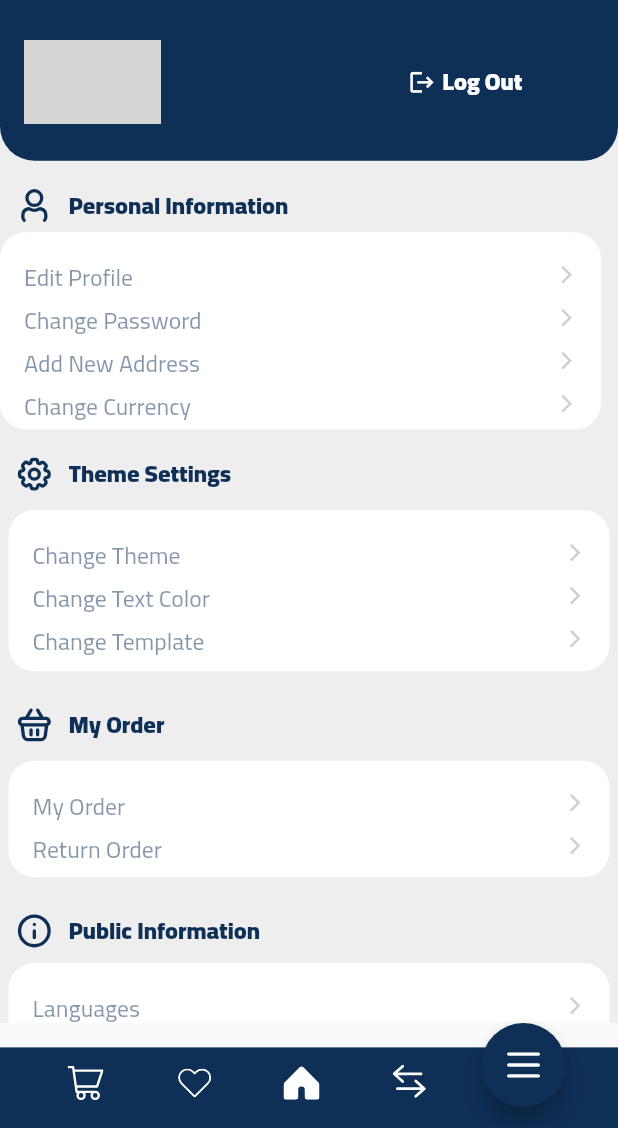
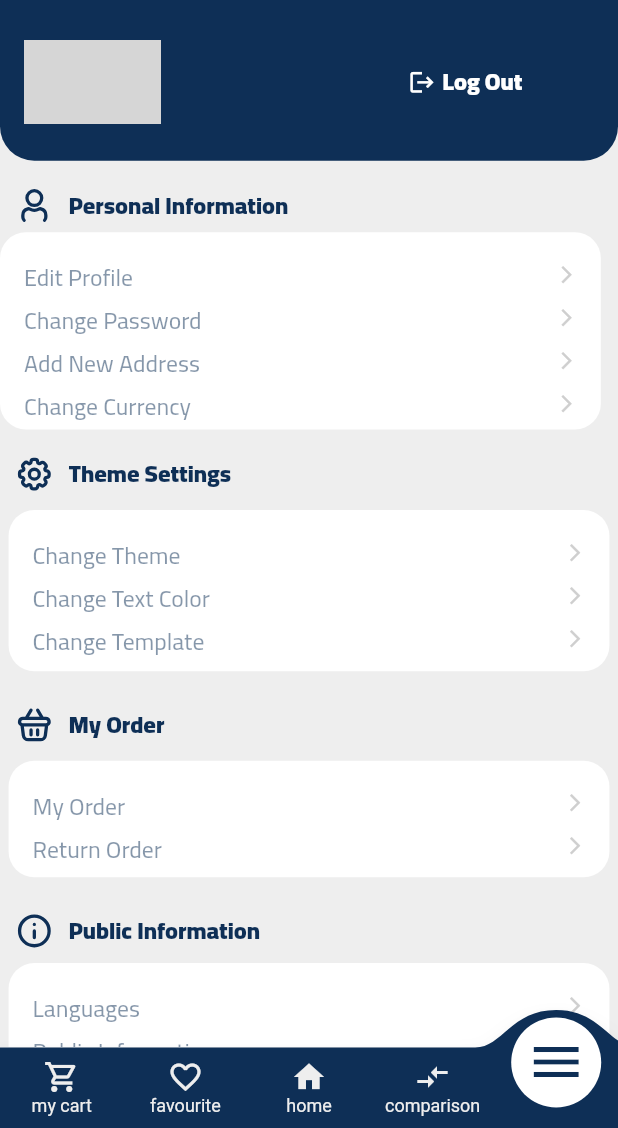
Before and after one commit to salem-gmtcc/resort-store, a Flutter app: the MainNewTemplate screen opened by its route, item 5 of the bottom bar chosen, on a phone screen of 412 x 824 dp, the part 108-1236 px from its top. Run offline on Flutter 3.47's test engine with Material 2 defaults, Android fonts, the light colour scheme and no system bars; drawn by our look-alikes of convex_bottom_bar; our stand-ins replace awesome_dialog, bloc, cached_network_image, carousel_slider, conditional_builder_null_safety, curved_navigation_bar and 20 more; missing offline and left inert: flutter_fancy_tree_view, xml2json; accounts and stored records are empty; network calls fail; grey boxes are pictures that could not be loaded.

Commit message:
last update

```diff
--- a/lib/presentation/screens/categories/widgets/custom_sub_categories.dart
+++ b/lib/presentation/screens/categories/widgets/custom_sub_categories.dart
@@ -46,6 +46,7 @@ class CustomSubCategories extends StatelessWidget {
               ),
               Container(
                   width: 150.w,
+
                   decoration: BoxDecoration(
                       color: AppColor.primaryLight,
                       borderRadius: BorderRadius.only(
--- a/lib/template_2/presentation/screens/main.dart
+++ b/lib/template_2/presentation/screens/main.dart
@@ -1,3 +1,4 @@
+import 'package:convex_bottom_bar/convex_bottom_bar.dart';
 import 'package:resort_store/core/constants/route_constant.dart';
 import 'package:resort_store/presentation/resources/color_manger.dart';
 import 'package:resort_store/presentation/screens/comparison/comparison.dart';
@@ -27,77 +28,123 @@ class MainNewTemplate extends StatefulWidget {
 class _MainNewTemplateState extends State<MainNewTemplate> {
   Item _selectedItem = items[2];
   late final double _itemWidth;
+  //
+  // @override
+  // void didChangeDependencies() {
+  //   _itemWidth = MediaQuery.of(context).size.width / 5.w;
+  //   super.didChangeDependencies();
+  // }
 
-  @override
-  void didChangeDependencies() {
-    _itemWidth = MediaQuery.of(context).size.width / 5.w;
-    super.didChangeDependencies();
-  }
+
+
+
+  List<Widget> screens = [
+    CartTemplateScreen(),
+    FavouriteTemplateScreen(),
+    HomeTemplateScreen(),
+    CompareTemplateScreen() ,
+    SettingTemplateScreen(),
+  ];
+
+
+  int index = 2 ;
+  final GlobalKey<ScaffoldState> _scaffoldkey = new GlobalKey<ScaffoldState>();
+
 
   @override
   Widget build(BuildContext context) {
+    return Scaffold(
+      key: _scaffoldkey,
+      body:screens[index],
+      resizeToAvoidBottomInset: false,
+      bottomNavigationBar: ConvexAppBar(
+        height: 45.h,
+        backgroundColor: AppColor.primaryAmwaj,
+        // curveSize: 100.sp,
+        color: AppColor.white1,
+        elevation: 5.0,
+        activeColor: AppColor.white,
+        style: TabStyle.reactCircle,
+        // cornerRadius: 20.r,
+        initialActiveIndex: 2,
+        curve: Curves.bounceIn,
+        onTap: (int index) {
 
-    return Scaffold(
-      body:_selectedItem.screen,
-      bottomNavigationBar: SizedBox(
-        height: 70,
-        child: Stack(
-          children: [
-            Positioned(
-              bottom: 0,
-              left: 0,
-              right: 0,
-              height: 45.h,
-              child: Container(
-                color: AppColor.primaryAmwaj,
-              ),
-            ),
-            ...items
-                .map(
-                  (item) => Positioned(
-                    left: _getxAxis(item.xAxis),
-                    top: 10,
-                    bottom: 0,
-                    child: IconButton(
-                      onPressed:  () {
-                        //  print("----------------- 1");
-                        // context.read<MainTemplateCubit>().changeBottomNavigator(item);
-                        //  print("----------------- 2");
-                        print("/*****//*/*");
-                        print(_selectedItem.title);
-                        setState(() {
-                          _selectedItem = item;
-                        });
-                      },
-                      icon:_selectedItem == item
-                          ?  const SizedBox.shrink()
-                          : SvgPicture.asset(
-                              item.icon,
-                              width: 24,
-                              color: Colors.white,
-                            ),
-                    ),
-                  ),
-                )
-                .toList(),
-            AnimatedPositioned(
-              left: _getxAxis(_selectedItem.xAxis),
-              duration: const Duration(milliseconds: 200),
-              child: FloatingActionButton(
-                onPressed: () {
-                  print("-------------------------------||");
-                },
-                backgroundColor: AppColor.primaryAmwaj,
-                child: SvgPicture.asset(
-                  _selectedItem.icon,
-                  width: 22,
-                  color: Colors.white,
-                ),
-              ),
-            ),
-          ],
-        ),
+          setState(() {
+            this.index = index;
+          });
+
+        },
+        // top: 10.0.sp,
+        items: [
+
+          TabItem(icon: Icons.shopping_cart_outlined, title: AppStrings.myPag.tr()),
+          TabItem(icon: Icons.favorite_border, title: AppStrings.favourite.tr()),
+          TabItem(icon: Icons.home, title: AppStrings.home.tr()),
+          TabItem(icon: Icons.compare_arrows, title: AppStrings.comparison.tr()),
+          TabItem(icon: Icons.menu, title: AppStrings.setting.tr()),
+
+        ],
       ),
+      // bottomNavigationBar: SizedBox(
+      //   height: 70,
+      //   child: Stack(
+      //     children: [
+      //       Positioned(
+      //         bottom: 0,
+      //         left: 0,
+      //         right: 0,
+      //         height: 45.h,
+      //         child: Container(
+      //           color: AppColor.spareTKTemplate,
+      //         ),
+      //       ),
+      //       ...items
+      //           .map(
+      //             (item) => Positioned(
+      //               left: _getxAxis(item.xAxis),
+      //               top: 10,
+      //               bottom: 0,
+      //               child: IconButton(
+      //                 onPressed:  () {
+      //                   //  print("----------------- 1");
+      //                   // context.read<MainTemplateCubit>().changeBottomNavigator(item);
+      //                   //  print("----------------- 2");
+      //                   print("/*****//*/*");
+      //                   print(_selectedItem.title);
+      //                   setState(() {
+      //                     _selectedItem = item;
+      //                   });
+      //                 },
+      //                 icon:_selectedItem == item
+      //                     ?  const SizedBox.shrink()
+      //                     : SvgPicture.asset(
+      //                         item.icon,
+      //                         width: 24,
+      //                         color: Colors.white,
+      //                       ),
+      //               ),
+      //             ),
+      //           )
+      //           .toList(),
+      //       AnimatedPositioned(
+      //         left: _getxAxis(_selectedItem.xAxis),
+      //         duration: const Duration(milliseconds: 200),
+      //         child: FloatingActionButton(
+      //           onPressed: () {
+      //             print("-------------------------------||");
+      //           },
+      //           backgroundColor: AppColor.spareTKTemplate,
+      //           child: SvgPicture.asset(
+      //             _selectedItem.icon,
+      //             width: 22,
+      //             color: Colors.white,
+      //           ),
+      //         ),
+      //       ),
+      //     ],
+      //   ),
+      // ),
     );
   }
 
--- a/pubspec.yaml
+++ b/pubspec.yaml
@@ -75,6 +75,7 @@ dependencies:
   flutter_widget_from_html: ^0.10.0
   flutter_fancy_tree_view: ^1.1.1
   flutter_svg: ^2.0.5
+  convex_bottom_bar: ^3.2.0
 
 dev_dependencies:
   flutter_test:
```
Also changed, not shown: lib/template_2/presentation/screens/Favourite/widget/favourite_item.dart (+16 -19 lines), lib/template_2/presentation/screens/cart/widget/cart_item.dart (+69 -54 lines), lib/template_2/presentation/screens/home/home.dart (+6 -14 lines), lib/template_2/presentation/widgets/build_category.dart (+30 -5 lines), pubspec.lock.
